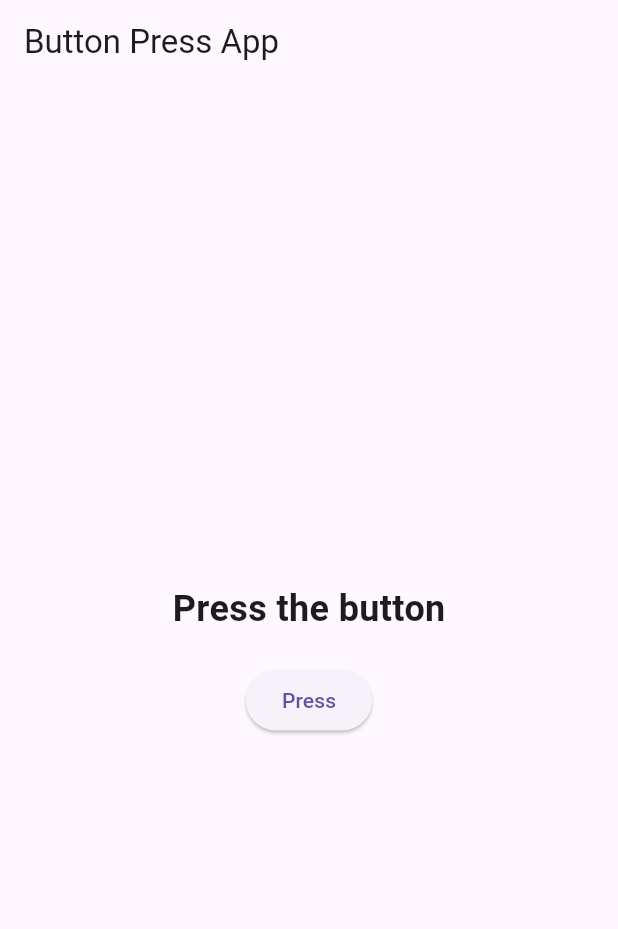
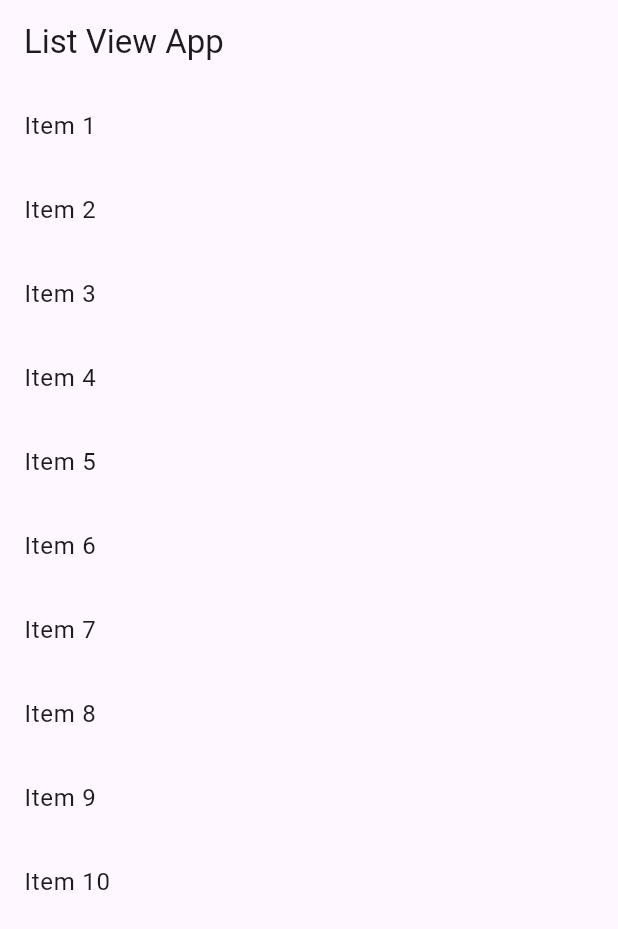
Before and after one commit to fiftee15n/tracker_sheet_progress, a Flutter app: the screen it shows after launch, on a phone screen of 412 x 824 dp. Shown: the top 929 px of the screen. Run offline on Flutter 3.47's test engine with Material 3 defaults, Android fonts, the light colour scheme and no system bars.

Commit message:
Problem 03 Solved

```diff
--- a/lib/main.dart
+++ b/lib/main.dart
@@ -10,55 +10,33 @@ class MyApp extends StatelessWidget {
   @override
   Widget build(BuildContext context) {
     return MaterialApp(
-      title: 'Button Press App',
+      title: 'List View App',
       theme: ThemeData(
         useMaterial3: true,
       ),
-      home: const ButtonPressScreen(),
+      home: const ListViewScreen(),
     );
   }
 }
 
-class ButtonPressScreen extends StatefulWidget {
-  const ButtonPressScreen({super.key});
-
-  @override
-  State<ButtonPressScreen> createState() => _ButtonPressScreenState();
-}
-
-class _ButtonPressScreenState extends State<ButtonPressScreen> {
-  String displayText = "Press the button";
-
-  void _changeText() {
-    setState(() {
-      displayText = "Button Pressed";
-    });
-  }
+class ListViewScreen extends StatelessWidget {
+  const ListViewScreen({super.key});
 
   @override
   Widget build(BuildContext context) {
+    final List<int> numbers = List.generate(10, (index) => index + 1);
+
     return Scaffold(
       appBar: AppBar(
-        title: const Text('Button Press App'),
+        title: const Text('List View App'),
       ),
-      body: Center(
-        child: Column(
-          mainAxisAlignment: MainAxisAlignment.center,
-          children: [
-            Text(
-              displayText,
-              style: const TextStyle(
-                fontSize: 24,
-                fontWeight: FontWeight.bold,
-              ),
-            ),
-            const SizedBox(height: 20),
-            ElevatedButton(
-              onPressed: _changeText,
-              child: const Text('Press'),
-            ),
-          ],
-        ),
+      body: ListView.builder(
+        itemCount: numbers.length,
+        itemBuilder: (context, index) {
+          return ListTile(
+            title: Text('Item ${numbers[index]}'),
+          );
+        },
       ),
     );
   }
```
